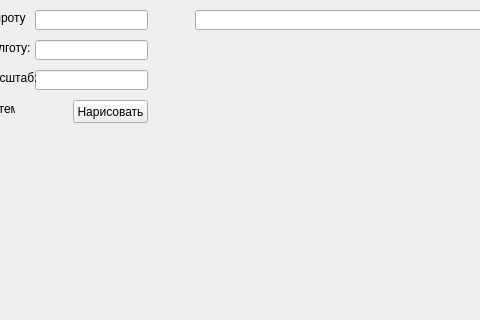
First picture: the form in ui_file.ui, repository heNtY1/big_api_task, before the edit; both pictures show x 85 to 565 and y 0 to 320 of the 760 by 460 pixel window.
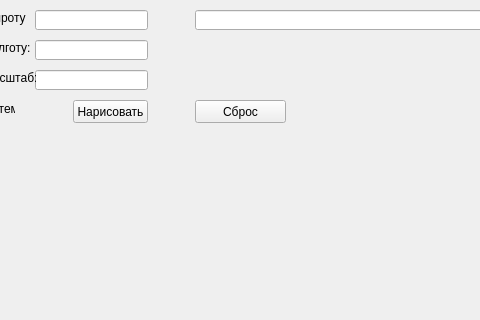
Second picture: the form after the edit.

The edit to the form file:
```diff
--- a/ui_file.ui
+++ b/ui_file.ui
@@ -168,6 +168,19 @@
     <string>Поиск</string>
    </property>
   </widget>
+  <widget class="QPushButton" name="reset_button">
+   <property name="geometry">
+    <rect>
+     <x>280</x>
+     <y>100</y>
+     <width>91</width>
+     <height>23</height>
+    </rect>
+   </property>
+   <property name="text">
+    <string>Сброс</string>
+   </property>
+  </widget>
  </widget>
  <resources/>
  <connections/>
```
